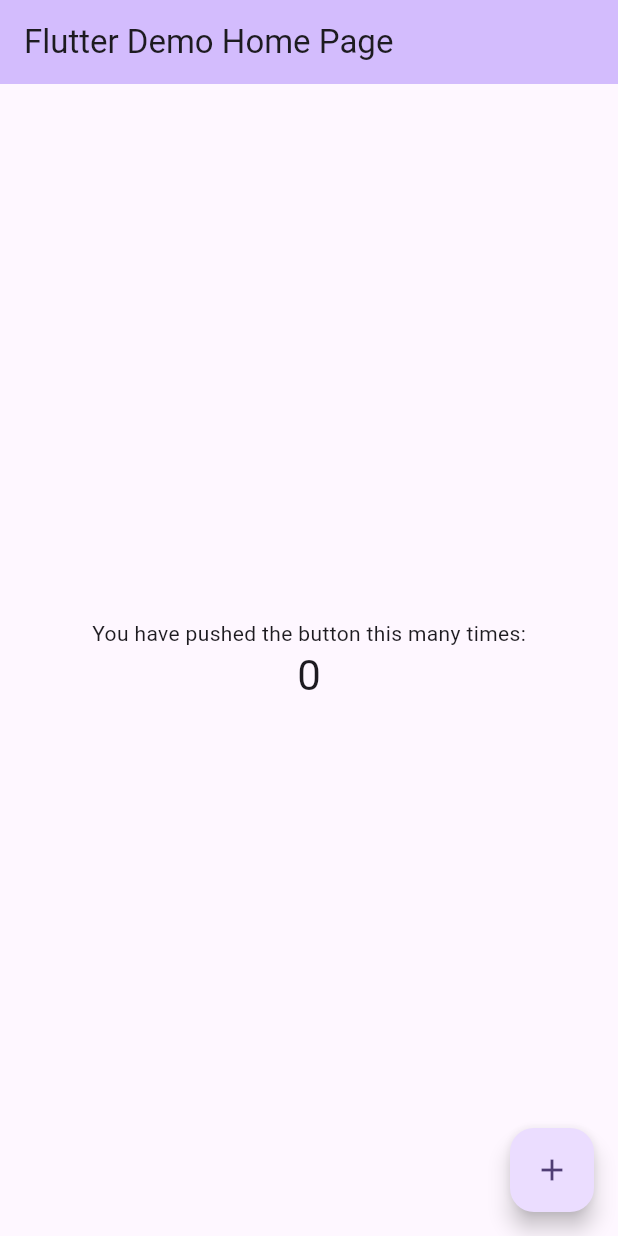
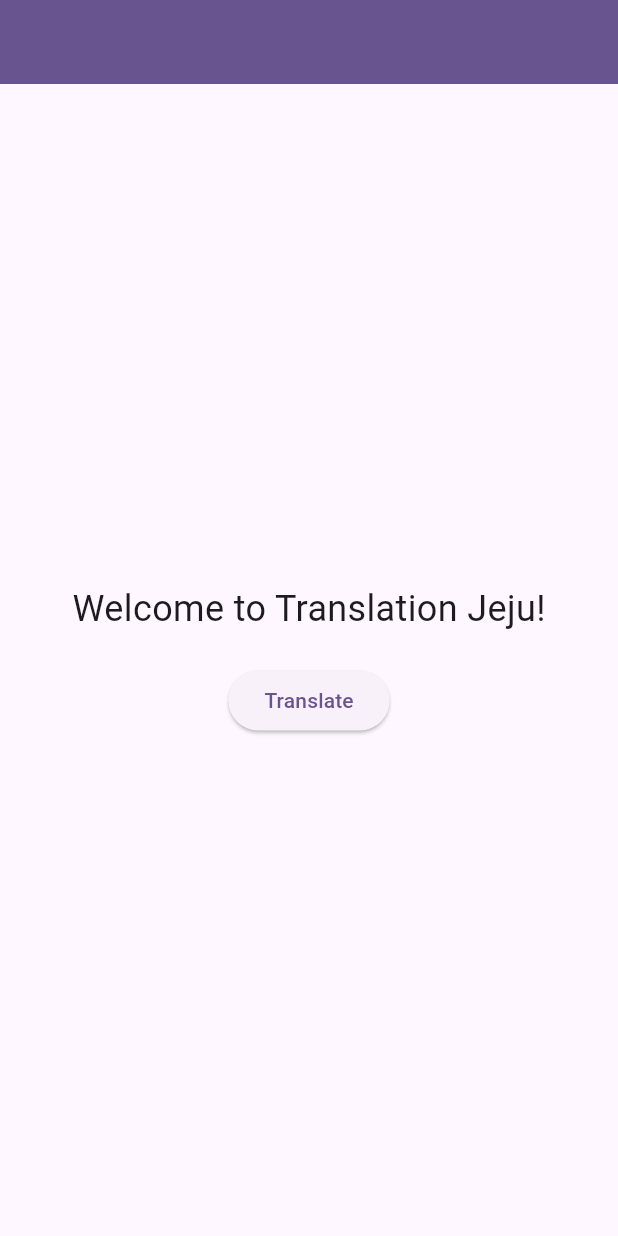
Before and after one commit to translation-jeju/translation-jeju-client, a Flutter app: the screen it shows after launch, on a phone screen of 412 x 824 dp. Run offline on Flutter 3.47's test engine with Material 3 defaults, Android fonts, the phone set to English and light mode, and no system bars; our stand-ins replace flutter_riverpod, fluttertoast.

Commit message:
init: 초기 세팅

```diff
--- a/lib/main.dart
+++ b/lib/main.dart
@@ -1,13 +1,15 @@
 import 'package:flutter/material.dart';
+import 'package:flutter_riverpod/flutter_riverpod.dart';
+import 'package:translation/presentation/selectlanguage_view.dart';
 
 void main() async {
   //await dotenv.load(fileName: 'assets/config/.env');
 
-  runApp(const MyApp());
+  runApp(const ProviderScope(child: TranslationApp()));
 }
 
-class MyApp extends StatelessWidget {
-  const MyApp({super.key});
+class TranslationApp extends StatelessWidget {
+  const TranslationApp({super.key});
 
   @override
   Widget build(BuildContext context) {
@@ -18,55 +20,7 @@ class MyApp extends StatelessWidget {
         colorScheme: ColorScheme.fromSeed(seedColor: Colors.deepPurple),
         useMaterial3: true,
       ),
-      home: const MyHomePage(title: 'Flutter Demo Home Page'),
+      home: const SelectLanguageView(),
     );
   }
 }
-
-class MyHomePage extends StatefulWidget {
-  const MyHomePage({super.key, required this.title});
-
-  final String title;
-
-  @override
-  State<MyHomePage> createState() => _MyHomePageState();
-}
-
-class _MyHomePageState extends State<MyHomePage> {
-  int _counter = 0;
-
-  void _incrementCounter() {
-    setState(() {
-      _counter++;
-    });
-  }
-
-  @override
-  Widget build(BuildContext context) {
-    return Scaffold(
-      appBar: AppBar(
-        backgroundColor: Theme.of(context).colorScheme.inversePrimary,
-        title: Text(widget.title),
-      ),
-      body: Center(
-        child: Column(
-          mainAxisAlignment: MainAxisAlignment.center,
-          children: <Widget>[
-            const Text(
-              'You have pushed the button this many times:',
-            ),
-            Text(
-              '$_counter',
-              style: Theme.of(context).textTheme.headlineMedium,
-            ),
-          ],
-        ),
-      ),
-      floatingActionButton: FloatingActionButton(
-        onPressed: _incrementCounter,
-        tooltip: 'Increment',
-        child: const Icon(Icons.add),
-      ), // This trailing comma makes auto-formatting nicer for build methods.
-    );
-  }
-}
--- /dev/null
+++ b/lib/presentation/selectlanguage_view.dart
@@ -0,0 +1,30 @@
+import 'package:flutter/material.dart';
+
+class SelectLanguageView extends StatelessWidget {
+  const SelectLanguageView({Key? key}) : super(key: key);
+
+  @override
+  Widget build(BuildContext context) {
+    return Scaffold(
+      appBar: AppBar(
+        backgroundColor: Theme.of(context).colorScheme.primary,
+      ),
+      body: Center(
+        child: Column(
+          mainAxisAlignment: MainAxisAlignment.center,
+          children: <Widget>[
+            const Text(
+              'Welcome to Translation Jeju!',
+              style: TextStyle(fontSize: 24),
+            ),
+            const SizedBox(height: 20),
+            ElevatedButton(
+              onPressed: () {},
+              child: const Text('Translate'),
+            ),
+          ],
+        ),
+      ),
+    );
+  }
+}
--- a/pubspec.yaml
+++ b/pubspec.yaml
@@ -1,4 +1,4 @@
-name: flutter_application_1
+name: translation
 description: "A new Flutter project."
 # The following line prevents the package from being accidentally published to
 # pub.dev using `flutter pub publish`. This is preferred for private packages.
```
Also changed, not shown: pubspec.lock, 10 other files.
